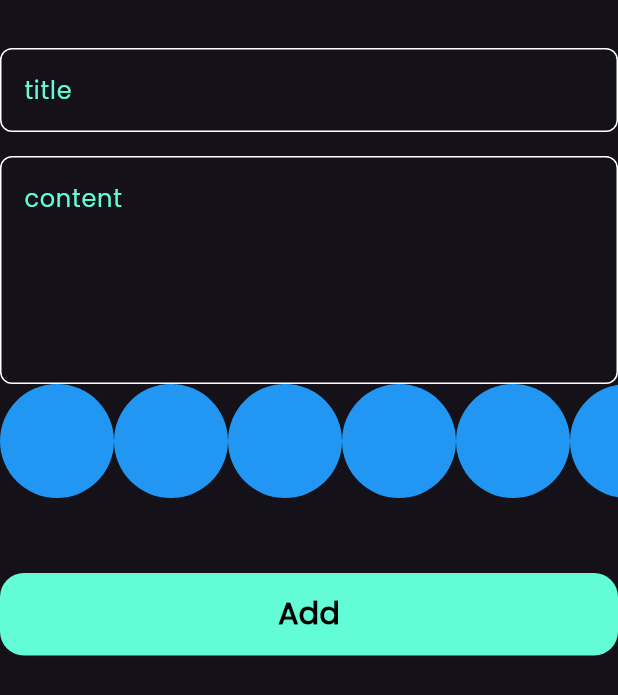
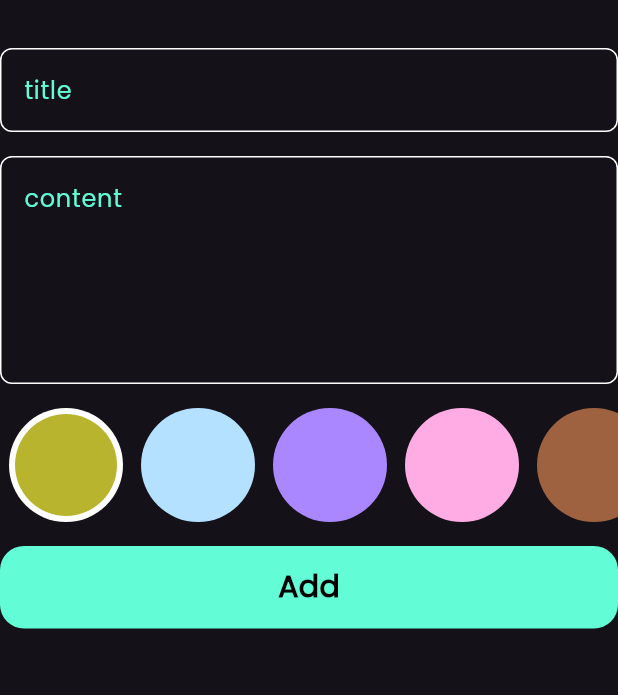
Before and after one commit to sherifshouaib/notes_app, a Flutter app: the AddNoteForm widget shown alone on an empty page, opened directly, on a phone screen of 412 x 824 dp. Shown: the top 695 px of the screen. Run offline on Flutter 3.47's test engine with Material 3 defaults, Android fonts, the phone set to English and light mode, and no system bars; our stand-ins replace flutter_bloc, font_awesome_flutter, hive, hive_flutter, modal_progress_hud_nsn; accounts and stored records are empty.

Commit message:
colors list view part 2

```diff
--- a/lib/widgets/add_note_form.dart
+++ b/lib/widgets/add_note_form.dart
@@ -48,9 +48,12 @@
             hint: 'content',
             maxLines: 5,
           ),
+          const SizedBox(
+            height: 16,
+          ),
           const ColorsListView(),
           const SizedBox(
-            height: 50,
+            height: 16,
           ),
           BlocBuilder<AddNoteCubit, AddNoteState>(
             builder: (context, state) {
--- a/lib/widgets/colors_list_view.dart
+++ b/lib/widgets/colors_list_view.dart
@@ -1,29 +1,67 @@
 import 'package:flutter/material.dart';
 
 class ColorItem extends StatelessWidget {
-  const ColorItem({super.key});
+  const ColorItem({super.key, required this.isActive, required this.color});
 
+  final bool isActive;
+
+  final Color color;
   @override
   Widget build(BuildContext context) {
-    return CircleAvatar(
-      radius: 38,
-      backgroundColor: Colors.blue,
-    );
+    return isActive
+        ?  CircleAvatar(
+            radius: 38,
+            backgroundColor: Colors.white,
+            child: CircleAvatar(
+              radius: 34,
+              backgroundColor: color,
+            ),
+          )
+        :  CircleAvatar(
+            radius: 38,
+            backgroundColor: color,
+          );
   }
 }
 
-class ColorsListView extends StatelessWidget {
+class ColorsListView extends StatefulWidget {
   const ColorsListView({super.key});
 
   @override
+  State<ColorsListView> createState() => _ColorsListViewState();
+}
+
+class _ColorsListViewState extends State<ColorsListView> {
+  int currentIndex = 0;
+
+  List<Color> colors = const [
+    Color(0xffb8b42d),
+    Color(0xffb4e1ff),
+    Color(0xffab87ff),
+    Color(0xfffface4),
+    Color(0xff9e6240),
+  ];
+  @override
   Widget build(BuildContext context) {
     return SizedBox(
-      height: 38*2,
+      height: 38 * 2,
       child: ListView.builder(
-        itemCount: 10,
+        itemCount: colors.length,
         scrollDirection: Axis.horizontal,
         itemBuilder: (context, index) {
-          return const ColorItem();
+          return Padding(
+            padding: const EdgeInsets.symmetric(horizontal: 6),
+            child: GestureDetector(
+              onTap: () {
+                currentIndex = index;
+                setState(() {});
+              },
+              child: ColorItem(
+                color: colors[index],
+                isActive: currentIndex == index,
+              ),
+            ),
+          );
         },
       ),
     );
```
